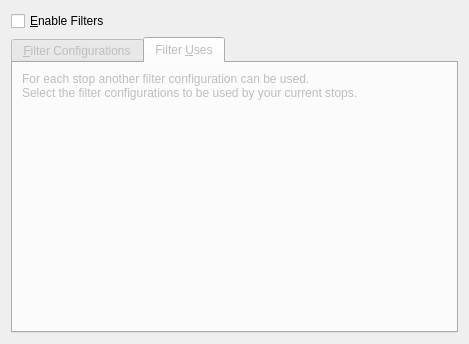
Before: the Qt Designer form applet/publicTransportFilterConfig.ui in KDE/publictransport, drawn with Qt 5.
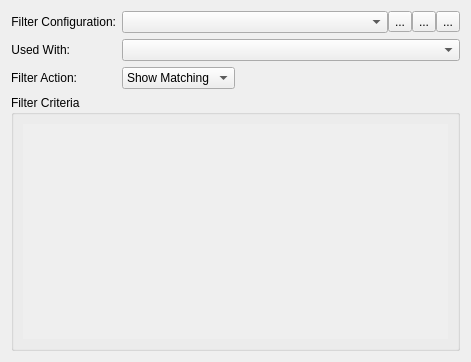
After: the same form once the commit is applied. The open tabs and pages were chosen to show the change. Custom widgets are drawn as their Qt base class.

Commit message: New filter storage structure / filter settings UI

What changed in the file:
```diff
--- a/applet/publicTransportFilterConfig.ui
+++ b/applet/publicTransportFilterConfig.ui
@@ -6,35 +6,27 @@
    <rect>
     <x>0</x>
     <y>0</y>
-    <width>449</width>
-    <height>344</height>
+    <width>471</width>
+    <height>362</height>
    </rect>
   </property>
-  <layout class="QVBoxLayout" name="verticalLayout">
-   <property name="sizeConstraint">
-    <enum>QLayout::SetDefaultConstraint</enum>
-   </property>
+  <layout class="QVBoxLayout" name="verticalLayout_3">
    <item>
-    <widget class="QCheckBox" name="enableFilters">
+    <layout class="QFormLayout" name="formLayout_3">
+     <property name="fieldGrowthPolicy">
+      <enum>QFormLayout::ExpandingFieldsGrow</enum>
+     </property>
+     <item row="0" column="0">
+      <widget class="QLabel" name="lblFilterConfiguration">
      <property name="text">
-      <string>&amp;Enable Filters</string>
+        <string comment="@label:listbox">Filter Configuration:</string>
+       </property>
+       <property name="alignment">
+        <set>Qt::AlignRight|Qt::AlignTrailing|Qt::AlignVCenter</set>
      </property>
     </widget>
    </item>
-   <item>
-    <widget class="KTabWidget" name="filtersTabWidget">
-     <property name="enabled">
-      <bool>false</bool>
-     </property>
-     <property name="currentIndex">
-      <number>0</number>
-     </property>
-     <widget class="QWidget" name="tabFilters">
-      <attribute name="title">
-       <string comment="@title:tab">&amp;Filter Configurations</string>
-      </attribute>
-      <layout class="QGridLayout" name="gridLayout">
-       <item row="0" column="0" colspan="4">
+     <item row="0" column="1">
         <layout class="QHBoxLayout" name="horizontalLayout">
          <property name="spacing">
           <number>0</number>
@@ -49,7 +41,14 @@
           <number>0</number>
          </property>
          <item>
-          <widget class="KComboBox" name="filterConfigurations"/>
+        <widget class="KComboBox" name="filterConfigurations">
+         <property name="sizePolicy">
+          <sizepolicy hsizetype="Expanding" vsizetype="Fixed">
+           <horstretch>0</horstretch>
+           <verstretch>0</verstretch>
+          </sizepolicy>
+         </property>
+        </widget>
          </item>
          <item>
           <widget class="QToolButton" name="addFilterConfiguration">
@@ -84,6 +83,32 @@
         </layout>
        </item>
        <item row="1" column="0">
+      <widget class="QLabel" name="lblAffectedStops">
+       <property name="text">
+        <string comment="@label:listbox">Used With:</string>
+       </property>
+       <property name="alignment">
+        <set>Qt::AlignRight|Qt::AlignTrailing|Qt::AlignVCenter</set>
+       </property>
+      </widget>
+     </item>
+     <item row="1" column="1">
+      <widget class="CheckCombobox" name="affectedStops">
+       <property name="sizePolicy">
+        <sizepolicy hsizetype="MinimumExpanding" vsizetype="Fixed">
+         <horstretch>0</horstretch>
+         <verstretch>0</verstretch>
+        </sizepolicy>
+       </property>
+       <property name="minimumSize">
+        <size>
+         <width>200</width>
+         <height>0</height>
+        </size>
+       </property>
+      </widget>
+     </item>
+     <item row="2" column="0">
         <widget class="QLabel" name="lblFilterAction">
          <property name="text">
           <string comment="@label:listbox">Filter Action:</string>
@@ -93,7 +118,7 @@
          </property>
         </widget>
        </item>
-       <item row="1" column="1">
+     <item row="2" column="1">
         <widget class="KComboBox" name="filterAction">
          <item>
           <property name="text">
@@ -107,59 +132,21 @@
          </item>
         </widget>
        </item>
-       <item row="1" column="2">
-        <spacer name="horizontalSpacer">
-         <property name="orientation">
-          <enum>Qt::Horizontal</enum>
-         </property>
-         <property name="sizeHint" stdset="0">
-          <size>
-           <width>40</width>
-           <height>20</height>
-          </size>
-         </property>
-        </spacer>
-       </item>
-       <item row="1" column="3">
-        <widget class="QLabel" name="lblInfo">
-         <property name="text">
-          <string notr="true">Used by x stop settings.</string>
-         </property>
-         <property name="alignment">
-          <set>Qt::AlignCenter</set>
-         </property>
-        </widget>
-       </item>
-       <item row="2" column="0" colspan="4">
-        <spacer name="verticalSpacer_6">
-         <property name="orientation">
-          <enum>Qt::Vertical</enum>
-         </property>
-         <property name="sizeType">
-          <enum>QSizePolicy::Fixed</enum>
-         </property>
-         <property name="sizeHint" stdset="0">
-          <size>
-           <width>64</width>
-           <height>10</height>
-          </size>
-         </property>
-        </spacer>
-       </item>
-       <item row="3" column="0" colspan="4">
-        <widget class="QLabel" name="titleFilterCriteria">
-         <property name="font">
-          <font>
-           <weight>75</weight>
-           <bold>true</bold>
-          </font>
-         </property>
-         <property name="text">
+    </layout>
+   </item>
+   <item>
+    <widget class="QGroupBox" name="grpFilterCriteria">
+     <property name="sizePolicy">
+      <sizepolicy hsizetype="Preferred" vsizetype="Expanding">
+       <horstretch>0</horstretch>
+       <verstretch>0</verstretch>
+      </sizepolicy>
+     </property>
+     <property name="title">
           <string>Filter Criteria</string>
          </property>
-        </widget>
-       </item>
-       <item row="4" column="0" colspan="4">
+     <layout class="QVBoxLayout" name="verticalLayout">
+      <item>
         <widget class="QScrollArea" name="filterArea">
          <property name="sizePolicy">
           <sizepolicy hsizetype="Expanding" vsizetype="MinimumExpanding">
@@ -181,8 +168,8 @@
            <rect>
             <x>0</x>
             <y>0</y>
-            <width>425</width>
-            <height>184</height>
+           <width>449</width>
+           <height>229</height>
            </rect>
           </property>
           <layout class="QFormLayout" name="formLayout">
@@ -201,70 +188,6 @@
        </item>
       </layout>
      </widget>
-     <widget class="QWidget" name="tabFilterUses">
-      <attribute name="title">
-       <string comment="@title:tab">Filter &amp;Uses</string>
-      </attribute>
-      <layout class="QVBoxLayout" name="verticalLayout_3">
-       <item>
-        <widget class="QLabel" name="label">
-         <property name="sizePolicy">
-          <sizepolicy hsizetype="Preferred" vsizetype="Fixed">
-           <horstretch>0</horstretch>
-           <verstretch>0</verstretch>
-          </sizepolicy>
-         </property>
-         <property name="text">
-          <string>For each stop another filter configuration can be used.
-Select the filter configurations to be used by your current stops.</string>
-         </property>
-         <property name="wordWrap">
-          <bool>true</bool>
-         </property>
-        </widget>
-       </item>
-       <item>
-        <spacer name="verticalSpacer_2">
-         <property name="orientation">
-          <enum>Qt::Vertical</enum>
-         </property>
-         <property name="sizeType">
-          <enum>QSizePolicy::Fixed</enum>
-         </property>
-         <property name="sizeHint" stdset="0">
-          <size>
-           <width>20</width>
-           <height>10</height>
-          </size>
-         </property>
-        </spacer>
-       </item>
-       <item>
-        <widget class="QWidget" name="filterUsesArea" native="true">
-         <property name="minimumSize">
-          <size>
-           <width>425</width>
-           <height>0</height>
-          </size>
-         </property>
-        </widget>
-       </item>
-       <item>
-        <spacer name="verticalSpacer">
-         <property name="orientation">
-          <enum>Qt::Vertical</enum>
-         </property>
-         <property name="sizeHint" stdset="0">
-          <size>
-           <width>20</width>
-           <height>222</height>
-          </size>
-         </property>
-        </spacer>
-       </item>
-      </layout>
-     </widget>
-    </widget>
    </item>
   </layout>
  </widget>
@@ -274,18 +197,17 @@
    <extends>QComboBox</extends>
    <header>kcombobox.h</header>
   </customwidget>
-  <customwidget>
-   <class>KTabWidget</class>
-   <extends>QTabWidget</extends>
-   <header>ktabwidget.h</header>
-   <container>1</container>
-  </customwidget>
   <customwidget>
    <class>FilterListWidget</class>
    <extends>QWidget</extends>
    <header>filterwidget.h</header>
    <container>1</container>
   </customwidget>
+  <customwidget>
+   <class>CheckCombobox</class>
+   <extends>QComboBox</extends>
+   <header location="global">publictransporthelper/checkcombobox.h</header>
+  </customwidget>
  </customwidgets>
  <resources/>
  <connections>
```
Left out of the diff: 21 changed lines with no effect on the pictures. Lines whose indentation alone changed are shown as unchanged. The commit also changes 39 other files.
